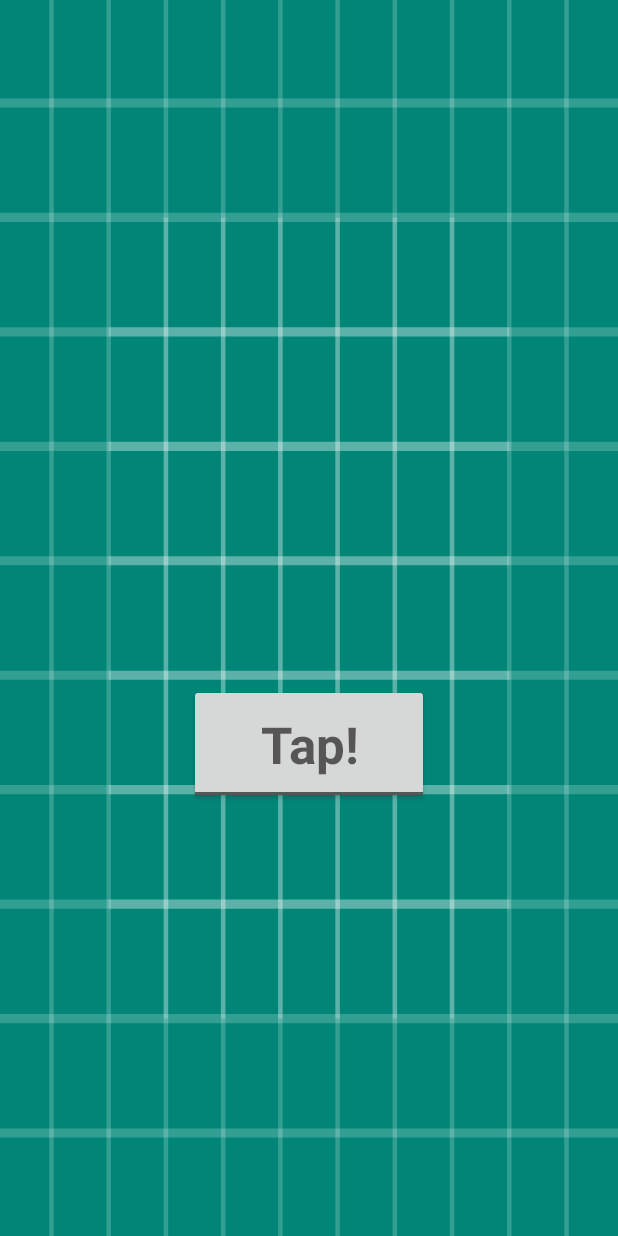
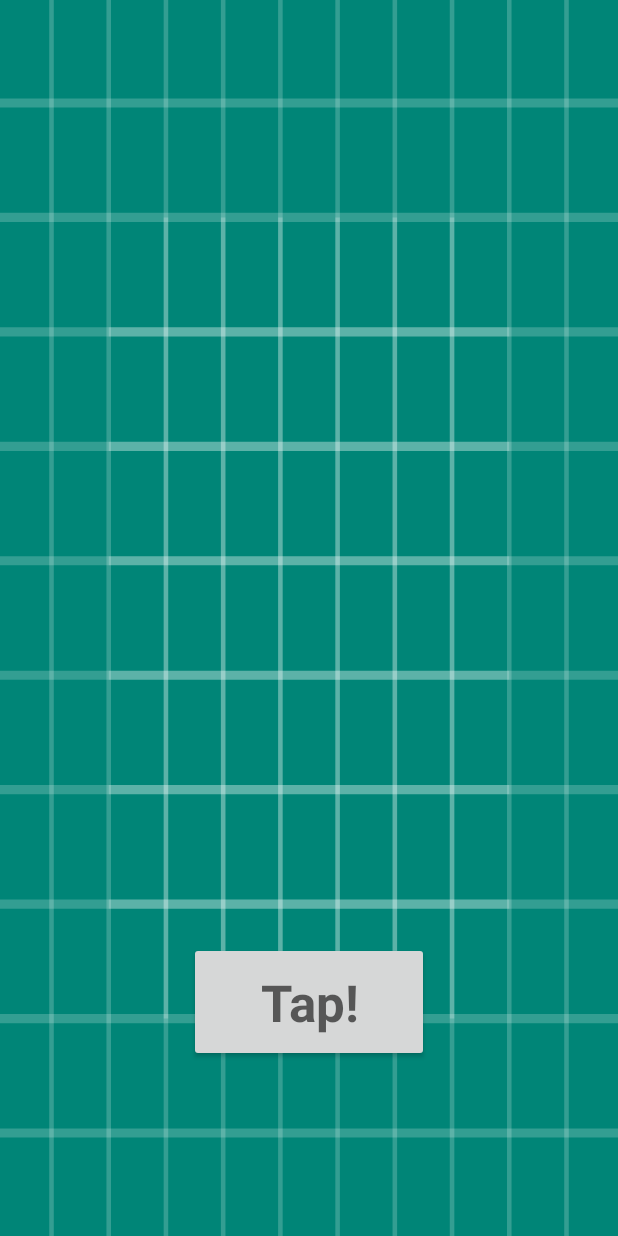
Before and after one commit to icarioxtefd/VONClicker, an Android app: the screen it shows after launch (MainActivity), on a phone screen of 412 x 824 dp. Run offline under Robolectric (Android 15) with nearby library versions, the light colour scheme and no system bars; our stand-ins replace data binding.

Commit message:
-Log in corrected -Debugged the first screen -Now logging in makes a difference

```diff
--- a/app/src/main/java/org/vono/luisdtefd/vonclicker/login/LoginFrag.kt
+++ b/app/src/main/java/org/vono/luisdtefd/vonclicker/login/LoginFrag.kt
@@ -46,13 +46,6 @@ class LoginFrag : Fragment() {
         //set LCO
         binding.lifecycleOwner = this
 
-        //todo preguntar:
-        //por qué no se ven los iconos en el menú
-        //se podría hacer en plan que se vea centrado y con el fondo oscuro, o sea, que no fuese un desplegable?
-        //esta cosa va en el viewmodel???
-        //cómo quitar lo de arriba "by viewmodels" y usar el onActivityCreated instead???
-        //NO VA?? Aunque t registras y demás bien, no cambia luego nada en lo del observerAuthState
-
         //login things-------------------------------------
         binding.buttonLogin.setOnClickListener{
             launchSignInFlow()
@@ -62,6 +55,10 @@ class LoginFrag : Fragment() {
 
     override fun onActivityCreated(savedInstanceState: Bundle?) {
         super.onActivityCreated(savedInstanceState)
+
+        //place the observer to see when user is auth or not
+        observeAuthenticationState()
+
         //viewModel = ViewModelProviders.of(this).get(LoginViewModel::class.java)
     }
 
--- a/app/src/main/res/layout/main_frag_layout.xml
+++ b/app/src/main/res/layout/main_frag_layout.xml
@@ -1,5 +1,6 @@
 <?xml version="1.0" encoding="utf-8"?>
 <layout xmlns:android="http://schemas.android.com/apk/res/android"
+    xmlns:app="http://schemas.android.com/apk/res-auto"
     xmlns:tools="http://schemas.android.com/tools"
     android:id="@+id/mainFrag"
     tools:context=".ui.main.MainFrag">
@@ -8,24 +9,24 @@
 
     </data>
 
-    <LinearLayout
+    <androidx.constraintlayout.widget.ConstraintLayout
         android:layout_width="match_parent"
         android:layout_height="match_parent"
-        android:background="@drawable/ic_launcher_background"
-        android:orientation="vertical">
+        android:background="@drawable/ic_launcher_background">
 
         <Button
             android:id="@+id/botonJugar"
-            style="@android:style/Widget.Material.Button.Toggle"
             android:layout_width="160dp"
             android:layout_height="80dp"
-            android:layout_gravity="center"
-            android:layout_marginTop="456dp"
+            android:layout_marginBottom="116dp"
             android:elevation="16dp"
             android:text="@string/tap"
             android:textAppearance="@style/TextAppearance.AppCompat.Display1"
-            android:textStyle="bold"/>
+            android:textStyle="bold"
+            app:layout_constraintBottom_toBottomOf="parent"
+            app:layout_constraintEnd_toEndOf="parent"
+            app:layout_constraintStart_toStartOf="parent" />
 
-    </LinearLayout>
+    </androidx.constraintlayout.widget.ConstraintLayout>
 
 </layout>
```
